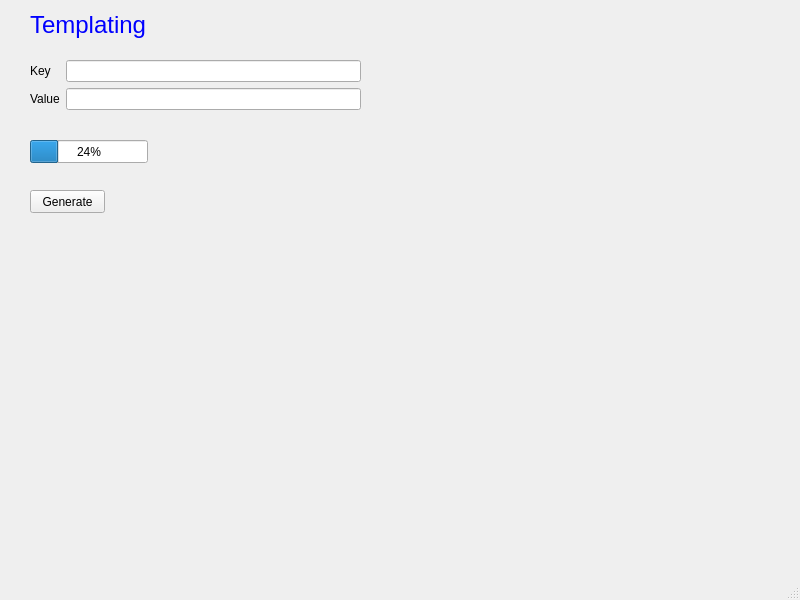
Old version of the form app/ui/templating.ui in the repository DevFajdetic/pdfReporting.
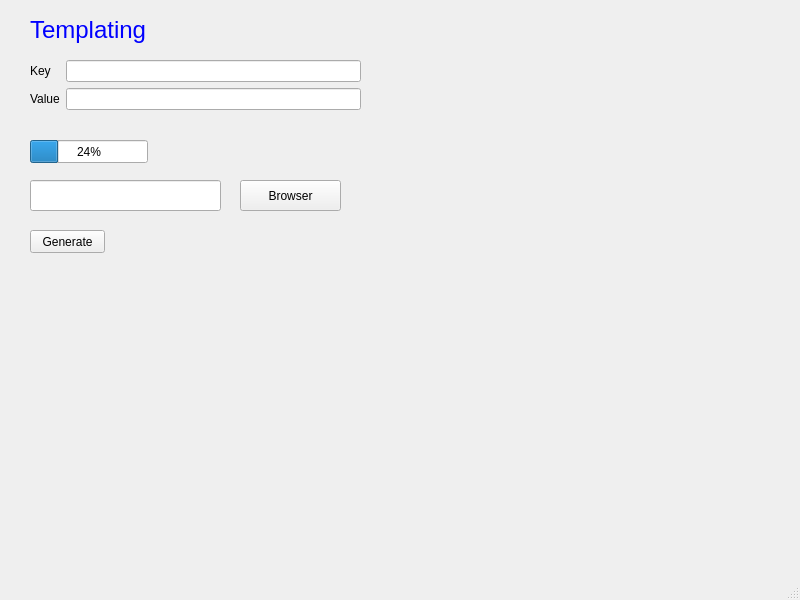
New version of the form.

```diff
--- a/app/ui/templating.ui
+++ b/app/ui/templating.ui
@@ -18,7 +18,7 @@
     <property name="geometry">
      <rect>
       <x>30</x>
-      <y>190</y>
+      <y>230</y>
       <width>75</width>
       <height>23</height>
      </rect>
@@ -46,7 +46,7 @@
       <x>30</x>
       <y>60</y>
       <width>331</width>
-      <height>51</height>
+      <height>57</height>
      </rect>
     </property>
     <layout class="QFormLayout" name="formLayout">
@@ -77,14 +77,37 @@
      <rect>
       <x>30</x>
       <y>10</y>
-      <width>131</width>
-      <height>31</height>
+      <width>161</width>
+      <height>41</height>
      </rect>
     </property>
     <property name="text">
      <string>&lt;html&gt;&lt;head/&gt;&lt;body&gt;&lt;p&gt;&lt;span style=&quot; font-size:18pt; color:blue;&quot;&gt;Templating&lt;/span&gt;&lt;/p&gt;&lt;/body&gt;&lt;/html&gt;</string>
     </property>
    </widget>
+   <widget class="QLineEdit" name="filename">
+    <property name="geometry">
+     <rect>
+      <x>30</x>
+      <y>180</y>
+      <width>191</width>
+      <height>31</height>
+     </rect>
+    </property>
+   </widget>
+   <widget class="QPushButton" name="browserButton">
+    <property name="geometry">
+     <rect>
+      <x>240</x>
+      <y>180</y>
+      <width>101</width>
+      <height>31</height>
+     </rect>
+    </property>
+    <property name="text">
+     <string>Browser</string>
+    </property>
+   </widget>
   </widget>
   <widget class="QMenuBar" name="menubar">
    <property name="geometry">
```
Left out of the diff: 2 changed lines with no effect on the pictures.
